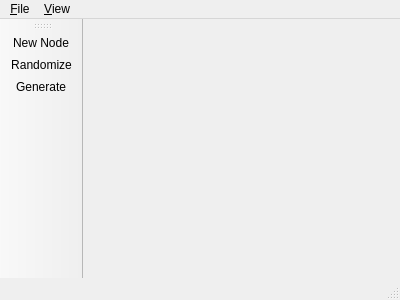
Above: visigoth/mainwindow.ui from scvalex/visigoth before the change. Below: the same form after it.
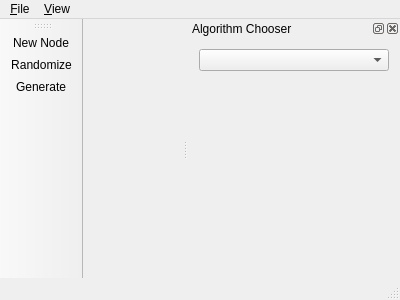
That is the form after the change.

Commit message: move the chooserCombo into the UI #21

Diff of the .ui file:
```diff
--- a/visigoth/mainwindow.ui
+++ b/visigoth/mainwindow.ui
@@ -56,6 +56,41 @@
    <addaction name="randomizeAct"/>
    <addaction name="generateAct"/>
   </widget>
+  <widget class="QDockWidget" name="chooserDock">
+   <property name="windowTitle">
+    <string>Algorithm Chooser</string>
+   </property>
+   <attribute name="dockWidgetArea">
+    <number>2</number>
+   </attribute>
+   <widget class="QWidget" name="dockWidgetContents_2">
+    <layout class="QVBoxLayout" name="verticalLayout">
+     <item>
+      <widget class="QComboBox" name="chooserCombo">
+       <property name="sizeAdjustPolicy">
+        <enum>QComboBox::AdjustToMinimumContentsLength</enum>
+       </property>
+       <property name="minimumContentsLength">
+        <number>20</number>
+       </property>
+      </widget>
+     </item>
+     <item>
+      <spacer name="verticalSpacer">
+       <property name="orientation">
+        <enum>Qt::Vertical</enum>
+       </property>
+       <property name="sizeHint" stdset="0">
+        <size>
+         <width>20</width>
+         <height>40</height>
+        </size>
+       </property>
+      </spacer>
+     </item>
+    </layout>
+   </widget>
+  </widget>
   <action name="exportToAct">
    <property name="text">
     <string>Export to ...</string>
```
Left out of the diff: 2 changed lines with no effect on the pictures. The commit also changes 3 other files.
